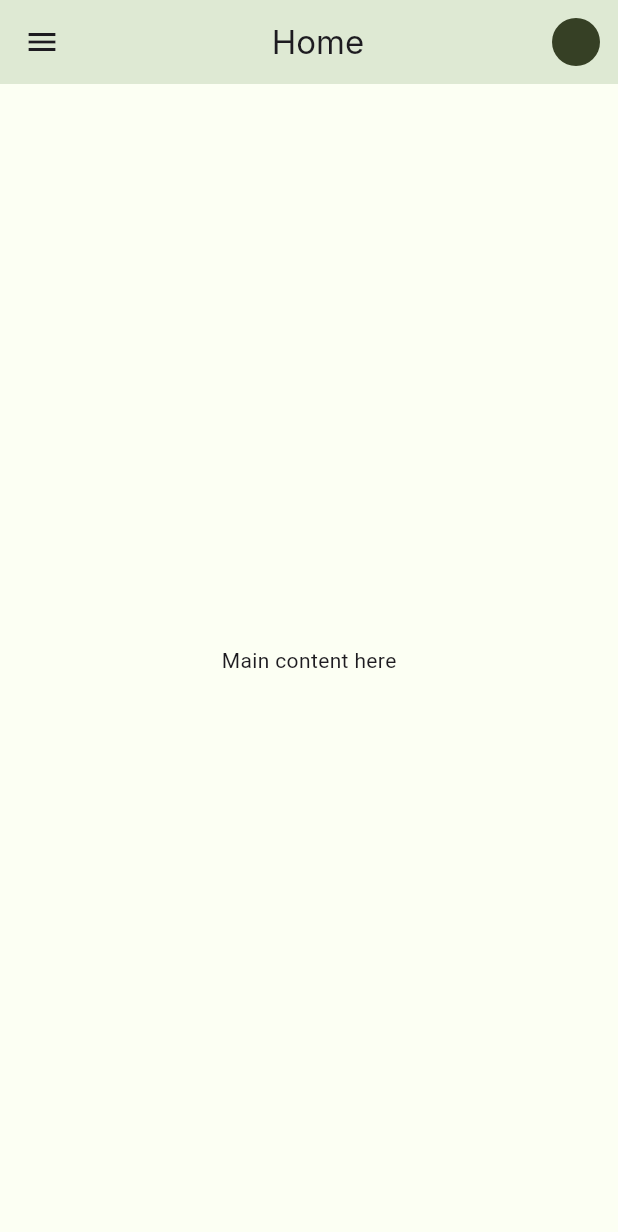
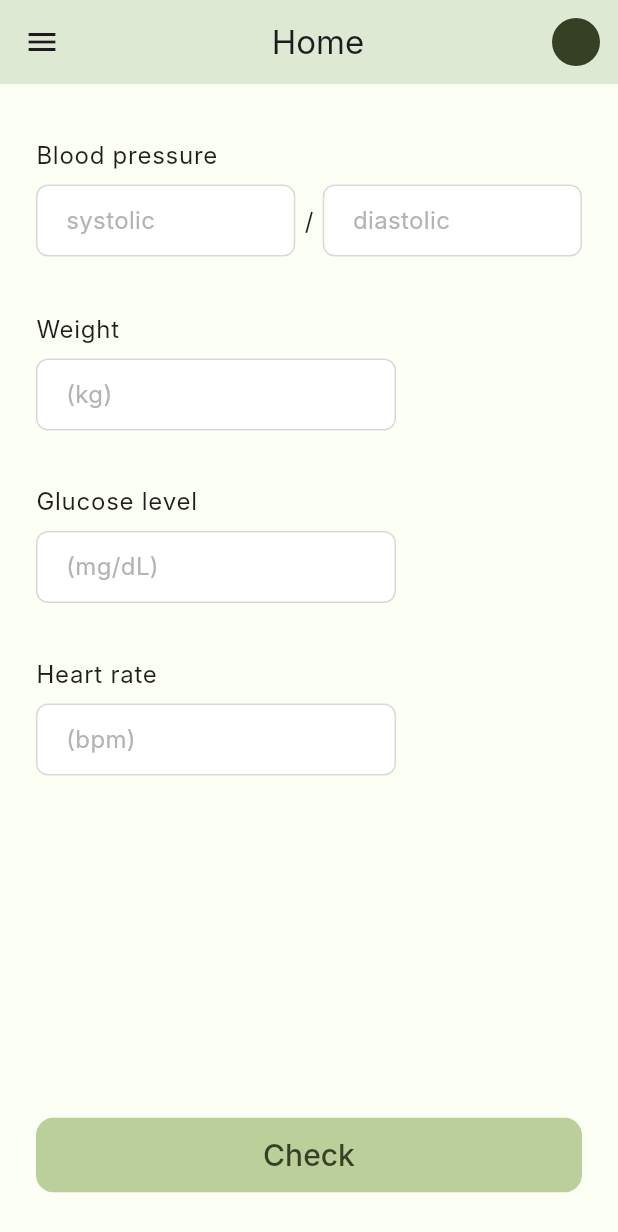
Before and after one commit to dariythe6th/HealthTechApp, a Flutter app: the screen it shows after launch, on a phone screen of 412 x 824 dp. Shown: the top 1232 px of the screen. Run offline on Flutter 3.47's test engine with Material 3 defaults, Android fonts, the phone set to English and light mode, and no system bars; our stand-ins replace auto_route, flutter_svg, get_it, talker_flutter; generated files the repository leaves out were written again; Roboto replaces fonts that are missing (Inter).

Commit message:
added HomeScreen, Drawer, AppBarWidget, CustomInputField, ResultScreen

```diff
--- a/HealthTechApp/frontend-flutter/lib/ config/router/router.dart
+++ b/HealthTechApp/frontend-flutter/lib/ config/router/router.dart
@@ -10,5 +10,6 @@ class AppRouter extends RootStackRouter {
     AutoRoute(page: LogInRoute.page, path: '/logIn'),
     AutoRoute(page: SignUpRoute.page, path: '/signUp'),
     AutoRoute(page: HomeRoute.page, path: '/'),
+    AutoRoute(page: ResultRoute.page, path: '/result'),
   ];
 }
--- a/HealthTechApp/frontend-flutter/lib/ config/theme/theme.dart
+++ b/HealthTechApp/frontend-flutter/lib/ config/theme/theme.dart
@@ -64,6 +64,18 @@ final theme = ThemeData(
       fontFamily: 'Inter',
       color: Color(0xFF1D1B20),
     ),
+    bodyLarge: TextStyle(
+      fontSize: 16,
+      fontWeight: FontWeight.w400,
+      fontFamily: 'Inter',
+      color: Color(0xFF1E1E1E),
+    ),
+    bodyMedium: TextStyle(
+      fontSize: 16,
+      fontWeight: FontWeight.w400,
+      fontFamily: 'Inter',
+      color: Color(0xFFB3B3B3),
+    ),
   ),
   elevatedButtonTheme: ElevatedButtonThemeData(
     style: ButtonStyle(
--- /dev/null
+++ b/HealthTechApp/frontend-flutter/lib/ config/theme/widgets/appbar.dart
@@ -0,0 +1,31 @@
+import 'package:flutter/material.dart';
+
+class AppBarWidget extends StatelessWidget implements PreferredSizeWidget {
+  const AppBarWidget({super.key});
+
+  @override
+  Widget build(BuildContext context) {
+    return AppBar(
+      title: Center(
+        child: Text('Home', style: Theme.of(context).textTheme.titleLarge),
+      ),
+      centerTitle: true,
+      backgroundColor: Color(0xFFDEE9D3),
+      actions: [
+        Container(
+          width: 32,
+          height: 32,
+          decoration: BoxDecoration(
+            color: Color(0xFF364025),
+            shape: BoxShape.circle,
+          ),
+        ),
+        SizedBox(width: 12),
+      ],
+    );
+  }
+
+  @override
+  // TODO: implement preferredSize
+  Size get preferredSize => const Size.fromHeight(kToolbarHeight);
+}
--- a/HealthTechApp/frontend-flutter/lib/features/home/presentation/pages/home_screen.dart
+++ b/HealthTechApp/frontend-flutter/lib/features/home/presentation/pages/home_screen.dart
@@ -1,34 +1,137 @@
 import 'package:auto_route/auto_route.dart';
 import 'package:flutter/material.dart';
+import 'package:health_app/%20config/router/router.gr.dart';
+import 'package:health_app/%20config/theme/widgets/appbar.dart';
 import 'package:health_app/%20config/theme/widgets/drawer.dart';
+import 'package:health_app/%20config/theme/widgets/primary_elevated_button.dart';
+import 'package:health_app/features/home/presentation/widgets/custom_input_field.dart';
 
 @RoutePage()
-class HomeScreen extends StatelessWidget {
+class HomeScreen extends StatefulWidget {
   const HomeScreen({super.key});
+
+  @override
+  State<HomeScreen> createState() => _HomeScreenState();
+}
+
+class _HomeScreenState extends State<HomeScreen> {
+  final _formKey = GlobalKey<FormState>();
+
+  final systolicController = TextEditingController();
+  final diastolicController = TextEditingController();
+  final weightController = TextEditingController();
+  final glucoseController = TextEditingController();
+  final heartRateController = TextEditingController();
+
+  @override
+  void dispose() {
+    systolicController.dispose();
+    diastolicController.dispose();
+    weightController.dispose();
+    glucoseController.dispose();
+    heartRateController.dispose();
+    super.dispose();
+  }
+
+  void _submit() {
+    if (_formKey.currentState?.validate() ?? false) {
+      context.router.push(const ResultRoute());
+    } else {
+      ScaffoldMessenger.of(
+        context,
+      ).showSnackBar(SnackBar(content: Text('Please fill in all fields')));
+    }
+  }
 
   @override
   Widget build(BuildContext context) {
     return Scaffold(
-      appBar: AppBar(
-        title: Center(
-          child: Text('Home', style: Theme.of(context).textTheme.titleLarge),
+      appBar: AppBarWidget(),
+      drawer: DrawerWidget(),
+      body: Padding(
+        padding: const EdgeInsets.symmetric(horizontal: 24),
+        child: Form(
+          key: _formKey,
+          child: Column(
+            crossAxisAlignment: CrossAxisAlignment.start,
+            children: [
+              const SizedBox(height: 35),
+              Text(
+                'Blood pressure',
+                style: Theme.of(context).textTheme.bodyLarge,
+              ),
+              const SizedBox(height: 8),
+              Row(
+                children: [
+                  Expanded(
+                    child: CustomInputField(
+                      hint: 'systolic',
+                      controller: systolicController,
+                      validator: _validateNotEmpty,
+                    ),
+                  ),
+                  const SizedBox(width: 6),
+                  Text('/', style: Theme.of(context).textTheme.bodyLarge),
+                  const SizedBox(width: 6),
+                  Expanded(
+                    child: CustomInputField(
+                      hint: 'diastolic',
+                      controller: diastolicController,
+                      validator: _validateNotEmpty,
+                    ),
+                  ),
+                ],
+              ),
+              const SizedBox(height: 36),
+              Text('Weight', style: Theme.of(context).textTheme.bodyLarge),
+              const SizedBox(height: 8),
+              Padding(
+                padding: EdgeInsets.only(right: 124),
+                child: CustomInputField(
+                  hint: '(kg)',
+                  controller: weightController,
+                  validator: _validateNotEmpty,
+                ),
+              ),
+              const SizedBox(height: 35),
+              Text(
+                'Glucose level',
+                style: Theme.of(context).textTheme.bodyLarge,
+              ),
+              const SizedBox(height: 8),
+              Padding(
+                padding: EdgeInsets.only(right: 124),
+                child: CustomInputField(
+                  hint: '(mg/dL)',
+                  controller: glucoseController,
+                  validator: _validateNotEmpty,
+                ),
+              ),
+              const SizedBox(height: 35),
+              Text('Heart rate', style: Theme.of(context).textTheme.bodyLarge),
+              const SizedBox(height: 8),
+              Padding(
+                padding: EdgeInsets.only(right: 124),
+                child: CustomInputField(
+                  hint: '(bpm)',
+                  controller: heartRateController,
+                  validator: _validateNotEmpty,
+                ),
+              ),
+              const Spacer(),
+              PrimaryElevatedButton(text: 'Check', onPressed: _submit),
+              const SizedBox(height: 29),
+            ],
+          ),
         ),
-        centerTitle: true,
-        backgroundColor: Color(0xFFDEE9D3),
-        actions: [
-          Container(
-            width: 32,
-            height: 32,
-            decoration: BoxDecoration(
-              color: Color(0xFF364025),
-              shape: BoxShape.circle,
-            ),
-          ),
-          SizedBox(width: 12),
-        ],
       ),
-      drawer: DrawerWidget(),
-      body: const Center(child: Text('Main content here')),
     );
   }
+
+  String? _validateNotEmpty(String? value) {
+    if (value == null || value.trim().isEmpty) {
+      return 'Required';
+    }
+    return null;
+  }
 }
--- /dev/null
+++ b/HealthTechApp/frontend-flutter/lib/features/home/presentation/widgets/custom_input_field.dart
@@ -0,0 +1,45 @@
+import 'package:flutter/material.dart';
+import 'package:flutter/services.dart';
+
+class CustomInputField extends StatelessWidget {
+  final String hint;
+  final TextEditingController? controller;
+  final Function(String)? validator;
+
+  const CustomInputField({
+    super.key,
+    required this.hint,
+    this.controller,
+    this.validator,
+  });
+
+  @override
+  Widget build(BuildContext context) {
+    return TextField(
+      decoration: InputDecoration(
+        hintText: hint,
+        hintStyle: Theme.of(context).textTheme.bodyMedium,
+        border: OutlineInputBorder(
+          borderSide: const BorderSide(color: Color(0xFFD9D9D9), width: 1),
+          borderRadius: BorderRadius.circular(8),
+        ),
+        enabledBorder: OutlineInputBorder(
+          borderSide: const BorderSide(color: Color(0xFFD9D9D9), width: 1),
+          borderRadius: BorderRadius.circular(8),
+        ),
+        focusedBorder: OutlineInputBorder(
+          borderSide: const BorderSide(color: Color(0xFFD9D9D9), width: 1),
+          borderRadius: BorderRadius.circular(8),
+        ),
+        fillColor: Colors.white,
+        filled: true,
+        contentPadding: const EdgeInsets.symmetric(
+          horizontal: 16,
+          vertical: 12,
+        ),
+      ),
+      inputFormatters: [FilteringTextInputFormatter.digitsOnly],
+      keyboardType: TextInputType.number,
+    );
+  }
+}
--- /dev/null
+++ b/HealthTechApp/frontend-flutter/lib/features/result/presentation/result_screen.dart
@@ -0,0 +1,40 @@
+import 'package:auto_route/auto_route.dart';
+import 'package:flutter/material.dart';
+
+@RoutePage()
+class ResultScreen extends StatelessWidget {
+  const ResultScreen({super.key});
+
+  @override
+  Widget build(BuildContext context) {
+    return Scaffold(
+      appBar: AppBar(
+        leading: IconButton(
+          icon: const Icon(
+            Icons.keyboard_arrow_left_sharp,
+            color: Color(0xFF1D1B20),
+          ),
+          onPressed: () {
+            context.router.back();
+          },
+        ),
+        title: Center(
+          child: Text('Result', style: Theme.of(context).textTheme.titleLarge),
+        ),
+        centerTitle: true,
+        backgroundColor: const Color(0xFFDEE9D3),
+        actions: [
+          Container(
+            width: 32,
+            height: 32,
+            decoration: const BoxDecoration(
+              color: Color(0xFF364025),
+              shape: BoxShape.circle,
+            ),
+          ),
+          const SizedBox(width: 12),
+        ],
+      ),
+    );
+  }
+}
```
Also changed, not shown: HealthTechApp/frontend-flutter/lib/ config/router/router.gr.dart.
